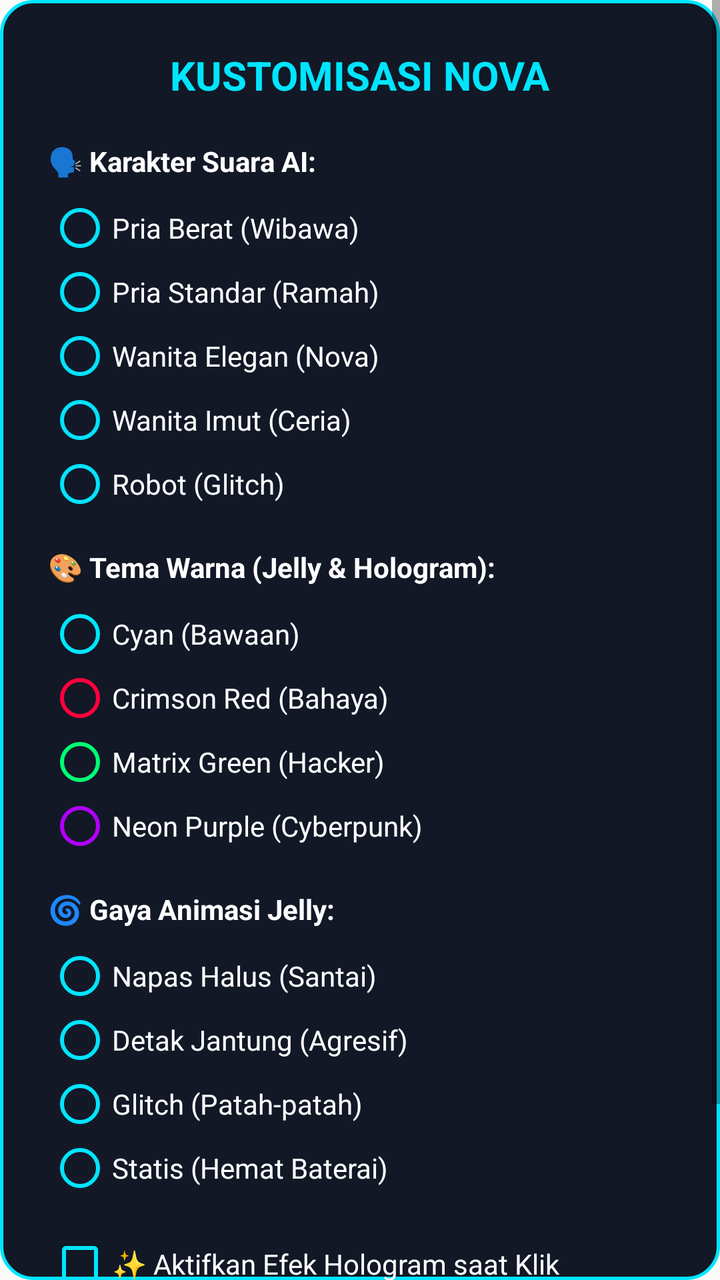
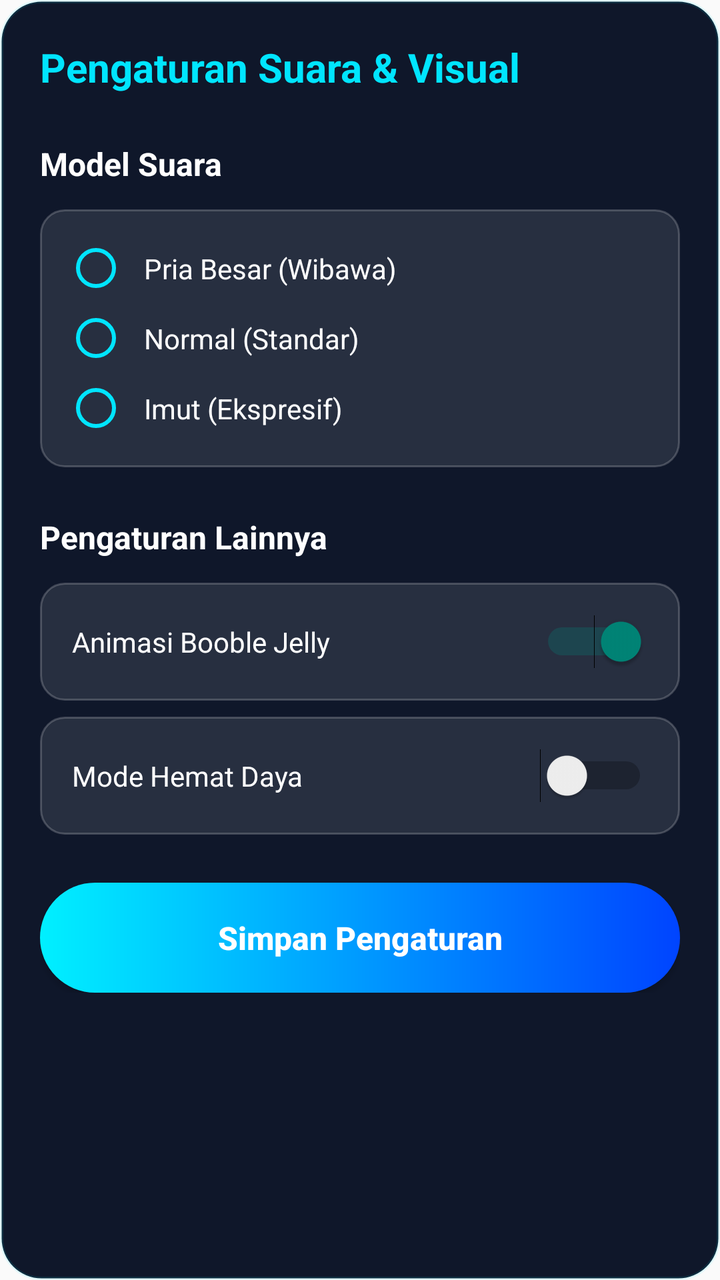

Before-and-after screenshots of an Android layout around one commit, followed by the original layout XML and the change that was made.
<!-- AndroidManifest.xml: application theme Theme.AppCompat.DayNight.NoActionBar -->
<!-- res/layout/dialog_settings.xml -->
<?xml version="1.0" encoding="utf-8"?>
<ScrollView xmlns:android="http://schemas.android.com/apk/res/android"
    android:layout_width="match_parent"
    android:layout_height="wrap_content"
    android:background="@drawable/bg_card_cyber">

    <LinearLayout
        android:layout_width="match_parent"
        android:layout_height="wrap_content"
        android:orientation="vertical"
        android:padding="24dp">

        <TextView
            android:layout_width="wrap_content"
            android:layout_height="wrap_content"
            android:text="KUSTOMISASI NOVA"
            android:textColor="#00E5FF"
            android:textSize="20sp"
            android:textStyle="bold"
            android:layout_marginBottom="20dp"
            android:layout_gravity="center_horizontal"/>

        
        <TextView
            android:layout_width="wrap_content"
            android:layout_height="wrap_content"
            android:text="🗣️ Karakter Suara AI:"
            android:textColor="#FFFFFF"
            android:textStyle="bold"
            android:layout_marginBottom="8dp"/>
        <RadioGroup android:id="@+id/rgVoice" android:layout_width="match_parent" android:layout_height="wrap_content" android:layout_marginBottom="16dp">
            <RadioButton android:id="@+id/rbVoiceJarvis" android:layout_width="wrap_content" android:layout_height="wrap_content" android:text="Pria Berat (Wibawa)" android:textColor="#FFF" android:buttonTint="#00E5FF"/>
            <RadioButton android:id="@+id/rbVoiceMale" android:layout_width="wrap_content" android:layout_height="wrap_content" android:text="Pria Standar (Ramah)" android:textColor="#FFF" android:buttonTint="#00E5FF"/>
            <RadioButton android:id="@+id/rbVoiceNova" android:layout_width="wrap_content" android:layout_height="wrap_content" android:text="Wanita Elegan (Nova)" android:textColor="#FFF" android:buttonTint="#00E5FF"/>
            <RadioButton android:id="@+id/rbVoiceFriday" android:layout_width="wrap_content" android:layout_height="wrap_content" android:text="Wanita Imut (Ceria)" android:textColor="#FFF" android:buttonTint="#00E5FF"/>
            <RadioButton android:id="@+id/rbVoiceRobot" android:layout_width="wrap_content" android:layout_height="wrap_content" android:text="Robot (Glitch)" android:textColor="#FFF" android:buttonTint="#00E5FF"/>
        </RadioGroup>

        
        <TextView
            android:layout_width="wrap_content"
            android:layout_height="wrap_content"
            android:text="🎨 Tema Warna (Jelly &amp; Hologram):"
            android:textColor="#FFFFFF"
            android:textStyle="bold"
            android:layout_marginBottom="8dp"/>
        <RadioGroup android:id="@+id/rgColor" android:layout_width="match_parent" android:layout_height="wrap_content" android:layout_marginBottom="16dp">
            <RadioButton android:id="@+id/rbColorCyan" android:layout_width="wrap_content" android:layout_height="wrap_content" android:text="Cyan (Bawaan)" android:textColor="#FFF" android:buttonTint="#00E5FF"/>
            <RadioButton android:id="@+id/rbColorRed" android:layout_width="wrap_content" android:layout_height="wrap_content" android:text="Crimson Red (Bahaya)" android:textColor="#FFF" android:buttonTint="#FF003C"/>
            <RadioButton android:id="@+id/rbColorGreen" android:layout_width="wrap_content" android:layout_height="wrap_content" android:text="Matrix Green (Hacker)" android:textColor="#FFF" android:buttonTint="#00FF73"/>
            <RadioButton android:id="@+id/rbColorPurple" android:layout_width="wrap_content" android:layout_height="wrap_content" android:text="Neon Purple (Cyberpunk)" android:textColor="#FFF" android:buttonTint="#B000FF"/>
        </RadioGroup>

        
        <TextView
            android:layout_width="wrap_content"
            android:layout_height="wrap_content"
            android:text="🌀 Gaya Animasi Jelly:"
            android:textColor="#FFFFFF"
            android:textStyle="bold"
            android:layout_marginBottom="8dp"/>
        <RadioGroup android:id="@+id/rgAnim" android:layout_width="match_parent" android:layout_height="wrap_content" android:layout_marginBottom="16dp">
            <RadioButton android:id="@+id/rbAnimBreathe" android:layout_width="wrap_content" android:layout_height="wrap_content" android:text="Napas Halus (Santai)" android:textColor="#FFF" android:buttonTint="#00E5FF"/>
            <RadioButton android:id="@+id/rbAnimHeartbeat" android:layout_width="wrap_content" android:layout_height="wrap_content" android:text="Detak Jantung (Agresif)" android:textColor="#FFF" android:buttonTint="#00E5FF"/>
            <RadioButton android:id="@+id/rbAnimGlitch" android:layout_width="wrap_content" android:layout_height="wrap_content" android:text="Glitch (Patah-patah)" android:textColor="#FFF" android:buttonTint="#00E5FF"/>
            <RadioButton android:id="@+id/rbAnimStatic" android:layout_width="wrap_content" android:layout_height="wrap_content" android:text="Statis (Hemat Baterai)" android:textColor="#FFF" android:buttonTint="#00E5FF"/>
        </RadioGroup>

        
        <CheckBox
            android:id="@+id/cbHologram"
            android:layout_width="match_parent"
            android:layout_height="wrap_content"
            android:text="✨ Aktifkan Efek Hologram saat Klik"
            android:textColor="#FFFFFF"
            android:buttonTint="#00E5FF"
            android:layout_marginBottom="20dp"/>

        <Button
            android:id="@+id/btnSaveSettings"
            android:layout_width="match_parent"
            android:layout_height="50dp"
            android:text="SIMPAN DAN TERAPKAN"
            android:backgroundTint="#00E5FF"
            android:textColor="#000"
            android:textStyle="bold"/>
    </LinearLayout>
</ScrollView>
<!-- resources referenced by this layout -->
<resources>
  <!-- drawable bg_card_cyber (drawable) -->
  <?xml version="1.0" encoding="utf-8"?>
  <ripple xmlns:android="http://schemas.android.com/apk/res/android" android:color="#4D00E5FF">
      <item>
          <shape android:shape="rectangle">
              <solid android:color="#121826" />
              <corners android:radius="16dp" />
              <stroke android:width="1.5dp" android:color="#00E5FF" />
          </shape>
      </item>
  </ripple>
</resources>

<!-- the commit's change to res/layout/dialog_settings.xml (unified diff, before → after) -->
@@ -2,87 +2,76 @@
 <ScrollView xmlns:android="http://schemas.android.com/apk/res/android"
     android:layout_width="match_parent"
     android:layout_height="wrap_content"
-    android:background="@drawable/bg_card_cyber">
+    android:background="@drawable/bg_premium_card"
+    android:padding="20dp">
 
     <LinearLayout
         android:layout_width="match_parent"
         android:layout_height="wrap_content"
-        android:orientation="vertical"
-        android:padding="24dp">
+        android:orientation="vertical">
 
         <TextView
             android:layout_width="wrap_content"
             android:layout_height="wrap_content"
-            android:text="KUSTOMISASI NOVA"
+            android:text="Pengaturan Suara &amp; Visual"
             android:textColor="#00E5FF"
             android:textSize="20sp"
             android:textStyle="bold"
-            android:layout_marginBottom="20dp"
-            android:layout_gravity="center_horizontal"/>
+            android:layout_marginBottom="24dp"/>
 
-        
         <TextView
             android:layout_width="wrap_content"
             android:layout_height="wrap_content"
-            android:text="🗣️ Karakter Suara AI:"
+            android:text="Model Suara"
             android:textColor="#FFFFFF"
+            android:textSize="16sp"
             android:textStyle="bold"
-            android:layout_marginBottom="8dp"/>
-        <RadioGroup android:id="@+id/rgVoice" android:layout_width="match_parent" android:layout_height="wrap_content" android:layout_marginBottom="16dp">
-            <RadioButton android:id="@+id/rbVoiceJarvis" android:layout_width="wrap_content" android:layout_height="wrap_content" android:text="Pria Berat (Wibawa)" android:textColor="#FFF" android:buttonTint="#00E5FF"/>
-            <RadioButton android:id="@+id/rbVoiceMale" android:layout_width="wrap_content" android:layout_height="wrap_content" android:text="Pria Standar (Ramah)" android:textColor="#FFF" android:buttonTint="#00E5FF"/>
-            <RadioButton android:id="@+id/rbVoiceNova" android:layout_width="wrap_content" android:layout_height="wrap_content" android:text="Wanita Elegan (Nova)" android:textColor="#FFF" android:buttonTint="#00E5FF"/>
-            <RadioButton android:id="@+id/rbVoiceFriday" android:layout_width="wrap_content" android:layout_height="wrap_content" android:text="Wanita Imut (Ceria)" android:textColor="#FFF" android:buttonTint="#00E5FF"/>
-            <RadioButton android:id="@+id/rbVoiceRobot" android:layout_width="wrap_content" android:layout_height="wrap_content" android:text="Robot (Glitch)" android:textColor="#FFF" android:buttonTint="#00E5FF"/>
+            android:layout_marginBottom="12dp"/>
+            
+        <RadioGroup
+            android:id="@+id/rgVoicePitch"
+            android:layout_width="match_parent"
+            android:layout_height="wrap_content"
+            android:orientation="vertical"
+            android:background="@drawable/bg_premium_input"
+            android:padding="12dp"
+            android:layout_marginBottom="24dp">
+            <RadioButton android:id="@+id/rbVoiceJarvis" android:layout_width="match_parent" android:layout_height="wrap_content" android:text="Pria Besar (Wibawa)" android:textColor="#FFF" android:buttonTint="#00E5FF" android:padding="8dp"/>
+            <RadioButton android:id="@+id/rbVoiceNova" android:layout_width="match_parent" android:layout_height="wrap_content" android:text="Normal (Standar)" android:textColor="#FFF" android:buttonTint="#00E5FF" android:padding="8dp"/>
+            <RadioButton android:id="@+id/rbVoiceFriday" android:layout_width="match_parent" android:layout_height="wrap_content" android:text="Imut (Ekspresif)" android:textColor="#FFF" android:buttonTint="#00E5FF" android:padding="8dp"/>
         </RadioGroup>
 
-        
         <TextView
             android:layout_width="wrap_content"
             android:layout_height="wrap_content"
-            android:text="🎨 Tema Warna (Jelly &amp; Hologram):"
+            android:text="Pengaturan Lainnya"
             android:textColor="#FFFFFF"
+            android:textSize="16sp"
             android:textStyle="bold"
-            android:layout_marginBottom="8dp"/>
-        <RadioGroup android:id="@+id/rgColor" android:layout_width="match_parent" android:layout_height="wrap_content" android:layout_marginBottom="16dp">
-            <RadioButton android:id="@+id/rbColorCyan" android:layout_width="wrap_content" android:layout_height="wrap_content" android:text="Cyan (Bawaan)" android:textColor="#FFF" android:buttonTint="#00E5FF"/>
-            <RadioButton android:id="@+id/rbColorRed" android:layout_width="wrap_content" android:layout_height="wrap_content" android:text="Crimson Red (Bahaya)" android:textColor="#FFF" android:buttonTint="#FF003C"/>
-            <RadioButton android:id="@+id/rbColorGreen" android:layout_width="wrap_content" android:layout_height="wrap_content" android:text="Matrix Green (Hacker)" android:textColor="#FFF" android:buttonTint="#00FF73"/>
-            <RadioButton android:id="@+id/rbColorPurple" android:layout_width="wrap_content" android:layout_height="wrap_content" android:text="Neon Purple (Cyberpunk)" android:textColor="#FFF" android:buttonTint="#B000FF"/>
-        </RadioGroup>
+            android:layout_marginBottom="12dp"/>
 
         
-        <TextView
-            android:layout_width="wrap_content"
-            android:layout_height="wrap_content"
-            android:text="🌀 Gaya Animasi Jelly:"
-            android:textColor="#FFFFFF"
-            android:textStyle="bold"
-            android:layout_marginBottom="8dp"/>
-        <RadioGroup android:id="@+id/rgAnim" android:layout_width="match_parent" android:layout_height="wrap_content" android:layout_marginBottom="16dp">
-            <RadioButton android:id="@+id/rbAnimBreathe" android:layout_width="wrap_content" android:layout_height="wrap_content" android:text="Napas Halus (Santai)" android:textColor="#FFF" android:buttonTint="#00E5FF"/>
-            <RadioButton android:id="@+id/rbAnimHeartbeat" android:layout_width="wrap_content" android:layout_height="wrap_content" android:text="Detak Jantung (Agresif)" android:textColor="#FFF" android:buttonTint="#00E5FF"/>
-            <RadioButton android:id="@+id/rbAnimGlitch" android:layout_width="wrap_content" android:layout_height="wrap_content" android:text="Glitch (Patah-patah)" android:textColor="#FFF" android:buttonTint="#00E5FF"/>
-            <RadioButton android:id="@+id/rbAnimStatic" android:layout_width="wrap_content" android:layout_height="wrap_content" android:text="Statis (Hemat Baterai)" android:textColor="#FFF" android:buttonTint="#00E5FF"/>
-        </RadioGroup>
-
+        <LinearLayout android:layout_width="match_parent" android:layout_height="wrap_content" android:orientation="horizontal" android:background="@drawable/bg_premium_input" android:padding="16dp" android:layout_marginBottom="8dp">
+            <TextView android:layout_width="0dp" android:layout_weight="1" android:layout_height="wrap_content" android:text="Animasi Booble Jelly" android:textColor="#FFF"/>
+            <Switch android:layout_width="wrap_content" android:layout_height="wrap_content" android:checked="true"/>
+        </LinearLayout>
         
-        <CheckBox
-            android:id="@+id/cbHologram"
-            android:layout_width="match_parent"
-            android:layout_height="wrap_content"
-            android:text="✨ Aktifkan Efek Hologram saat Klik"
-            android:textColor="#FFFFFF"
-            android:buttonTint="#00E5FF"
-            android:layout_marginBottom="20dp"/>
+        <LinearLayout android:layout_width="match_parent" android:layout_height="wrap_content" android:orientation="horizontal" android:background="@drawable/bg_premium_input" android:padding="16dp" android:layout_marginBottom="24dp">
+            <TextView android:layout_width="0dp" android:layout_weight="1" android:layout_height="wrap_content" android:text="Mode Hemat Daya" android:textColor="#FFF"/>
+            <Switch android:layout_width="wrap_content" android:layout_height="wrap_content" android:checked="false"/>
+        </LinearLayout>
 
         <Button
             android:id="@+id/btnSaveSettings"
             android:layout_width="match_parent"
-            android:layout_height="50dp"
-            android:text="SIMPAN DAN TERAPKAN"
-            android:backgroundTint="#00E5FF"
-            android:textColor="#000"
-            android:textStyle="bold"/>
+            android:layout_height="55dp"
+            android:text="Simpan Pengaturan"
+            android:textAllCaps="false"
+            android:backgroundTint="@null"
+            android:background="@drawable/bg_premium_button"
+            android:textColor="#FFFFFF"
+            android:textStyle="bold"
+            android:textSize="16sp"/>
+            
     </LinearLayout>
 </ScrollView>
<!-- resource entries referenced after the edit -->
@@ -1,15 +1,28 @@
 <!-- resources referenced by this layout -->
 <resources>
-  <!-- drawable bg_card_cyber (drawable) -->
+  <!-- drawable bg_premium_button (drawable) -->
   <?xml version="1.0" encoding="utf-8"?>
-  <ripple xmlns:android="http://schemas.android.com/apk/res/android" android:color="#4D00E5FF">
+  <ripple xmlns:android="http://schemas.android.com/apk/res/android" android:color="#FFFFFF">
       <item>
           <shape android:shape="rectangle">
-              <solid android:color="#121826" />
-              <corners android:radius="16dp" />
-              <stroke android:width="1.5dp" android:color="#00E5FF" />
+              <gradient android:startColor="#00F0FF" android:endColor="#0044FF" android:angle="0" />
+              <corners android:radius="30dp" />
           </shape>
       </item>
   </ripple>
+  <!-- drawable bg_premium_card (drawable) -->
+  <?xml version="1.0" encoding="utf-8"?>
+  <shape xmlns:android="http://schemas.android.com/apk/res/android">
+      <solid android:color="#0F172A" />
+      <corners android:radius="20dp" />
+      <stroke android:width="1.5dp" android:color="#1A00E5FF" />
+  </shape>
+  <!-- drawable bg_premium_input (drawable) -->
+  <?xml version="1.0" encoding="utf-8"?>
+  <shape xmlns:android="http://schemas.android.com/apk/res/android">
+      <solid android:color="#1Affffff" />
+      <corners android:radius="12dp" />
+      <stroke android:width="1dp" android:color="#33ffffff" />
+  </shape>
 </resources>
 
